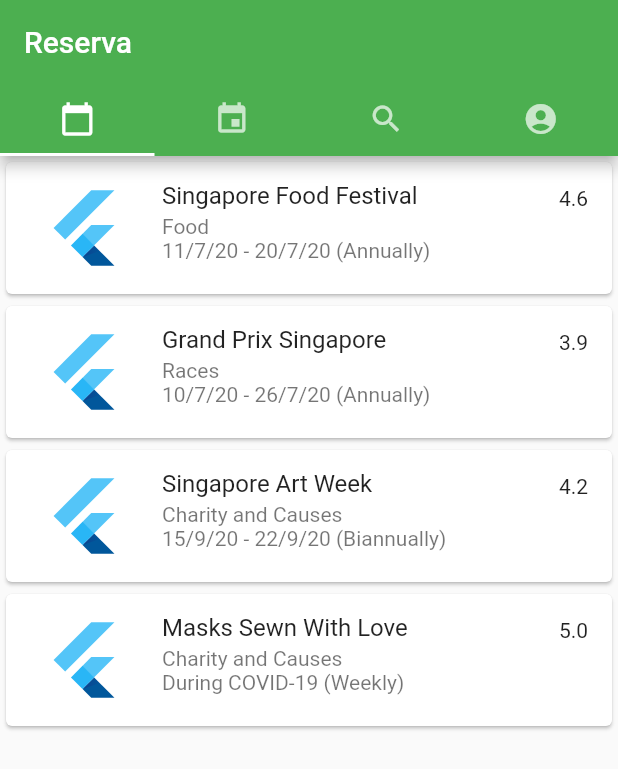
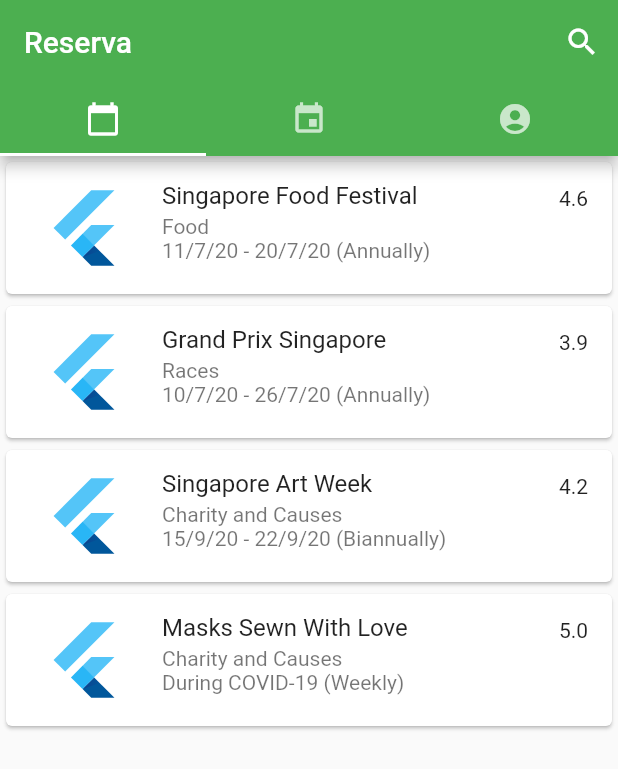
Before and after one commit to Pascal-Inc/Reserva-Flutter, a Flutter app: the screen it shows after launch, on a phone screen of 412 x 824 dp. Shown: the top 769 px of the screen. Run offline on Flutter 3.47's test engine with Material 2 defaults, Android fonts, the phone set to English and light mode, and no system bars.

Commit message:
Search has moved to the App Bar

```diff
--- a/lib/Tabs.dart
+++ b/lib/Tabs.dart
@@ -9,20 +9,21 @@ class TabBarClass extends StatelessWidget {
         ),
         debugShowCheckedModeBanner: false,
         home: DefaultTabController(
-            length: 4,
+            length: 3,
             child: Scaffold(
               appBar: AppBar(
                 bottom: TabBar(
                   tabs: [
                     Tab(icon: Icon(Icons.calendar_today)),
                     Tab(icon: Icon(Icons.event)),
-                    Tab(icon: Icon(Icons.search)),
-                    Tab(
-                      icon: Icon(Icons.account_circle),
-                    )
+                    // Tab(icon: Icon(Icons.search)),
+                    Tab(icon: Icon(Icons.account_circle))
                   ],
                 ),
                 title: Text('Reserva'),
+                actions: <Widget>[
+                  IconButton(icon: Icon(Icons.search), onPressed: () {})
+                ],
               ),
               body: TabBarView(
                 children: [
@@ -556,7 +557,7 @@ class TabBarClass extends StatelessWidget {
                     ),
                   ]),
                   // Text("All Events"),
-                  Text("Search"),
+                  // Text("Search"),
                   Text("Settings")
                   /*
                   Icon(Icons.calendar_today),
```
